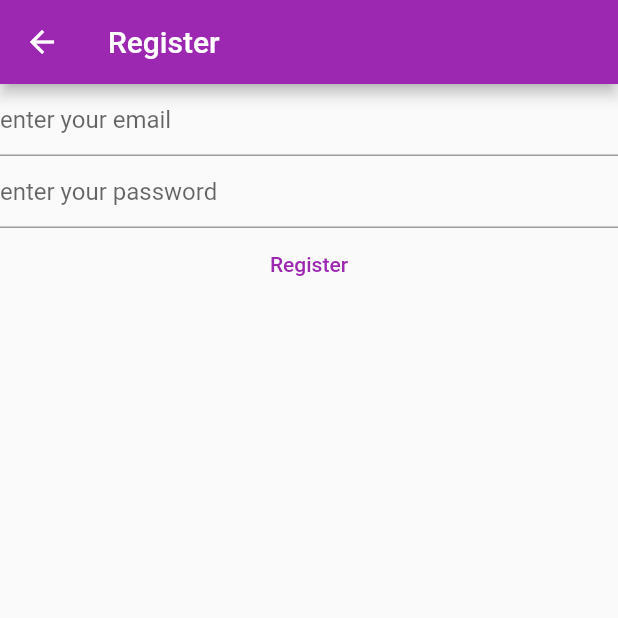
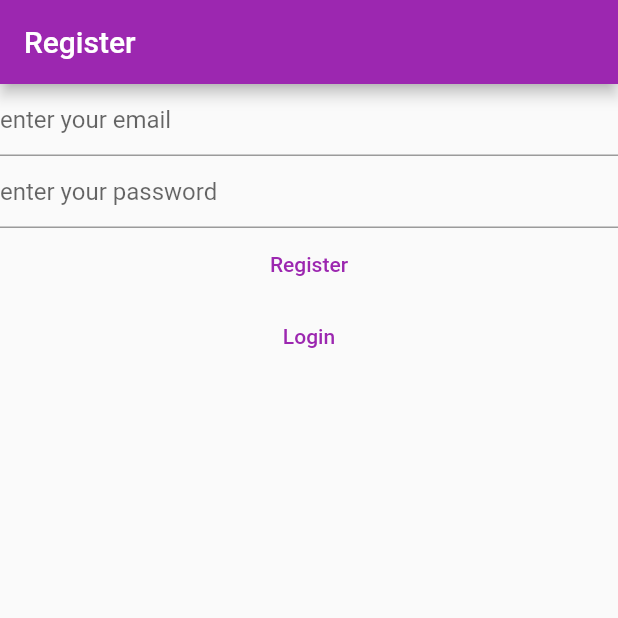
Before and after one commit to yadav-rohit/Pnotes, a Flutter app: the RegisterView screen opened directly, on a phone screen of 412 x 824 dp, the top half of it. Run offline on Flutter 3.47's test engine with Material 2 defaults, Android fonts, the phone set to English and light mode, and no system bars; our stand-ins replace firebase_auth, firebase_core; accounts and stored records are empty; generated files the repository leaves out were written again.

Commit message:
login transition

```diff
--- a/lib/views/register_view.dart
+++ b/lib/views/register_view.dart
@@ -32,17 +32,8 @@
   @override
   Widget build(BuildContext context) {
     return Scaffold(
-      appBar: AppBar(
-        title: const Text('Register'),
-      ),
-      body: FutureBuilder(
-          future:   Firebase.initializeApp(
-            options: DefaultFirebaseOptions.currentPlatform,
-          ),
-          builder: (context , snapshot) {
-            switch (snapshot.connectionState){
-              case ConnectionState.done:
-                return Column(
+      appBar: AppBar(title: const Text('Register'),),
+      body: Column(
         children: [
           TextField(
             controller: _email,
@@ -86,13 +77,13 @@
             }
           },
             child: const Text('Register'),),
+          TextButton(onPressed: () {
+            Navigator.of(context).pushNamedAndRemoveUntil(
+                '/login/',
+                    (route) => false ,
+            );
+          }, child: Text('Login'),),
         ],
-                );
-              default :
-                return const Text('...loading');
-            }
-
-          }
       ),
     );
   }
```
Also changed, not shown: lib/main.dart (+20 -50 lines), lib/views/login_view.dart (+28 -30 lines), lib/views/notes_view.dart (added, +69 -0 lines), lib/views/verifyemail_view.dart (+31 -0 lines). Lines whose indentation alone changed are shown as unchanged.
